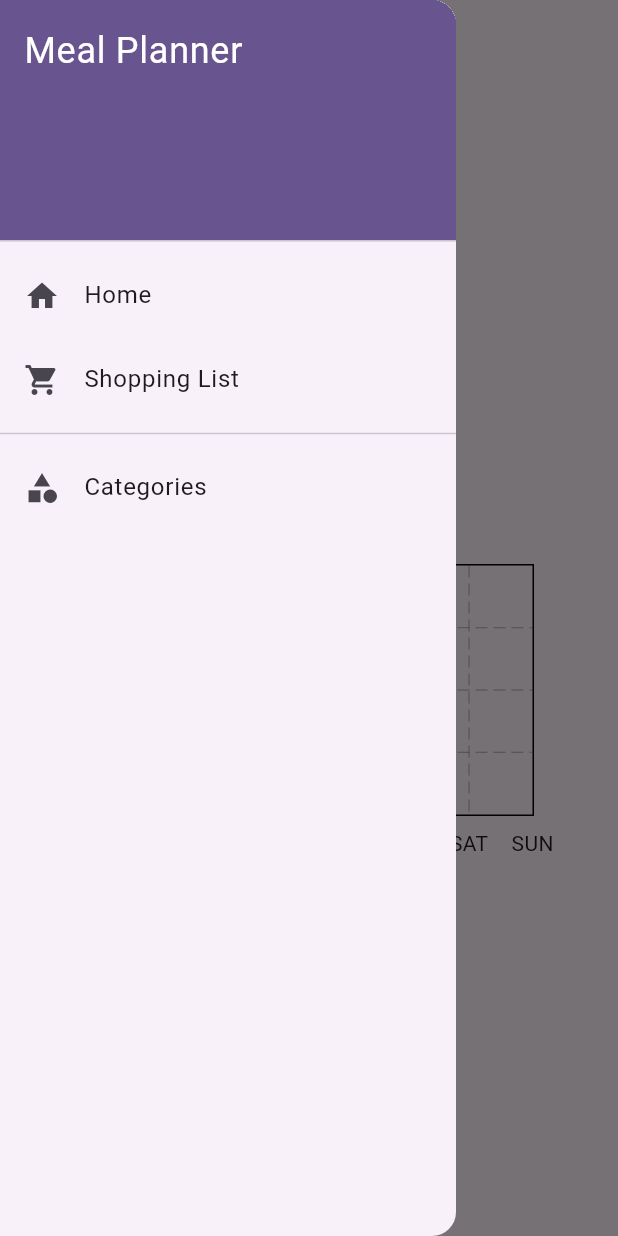
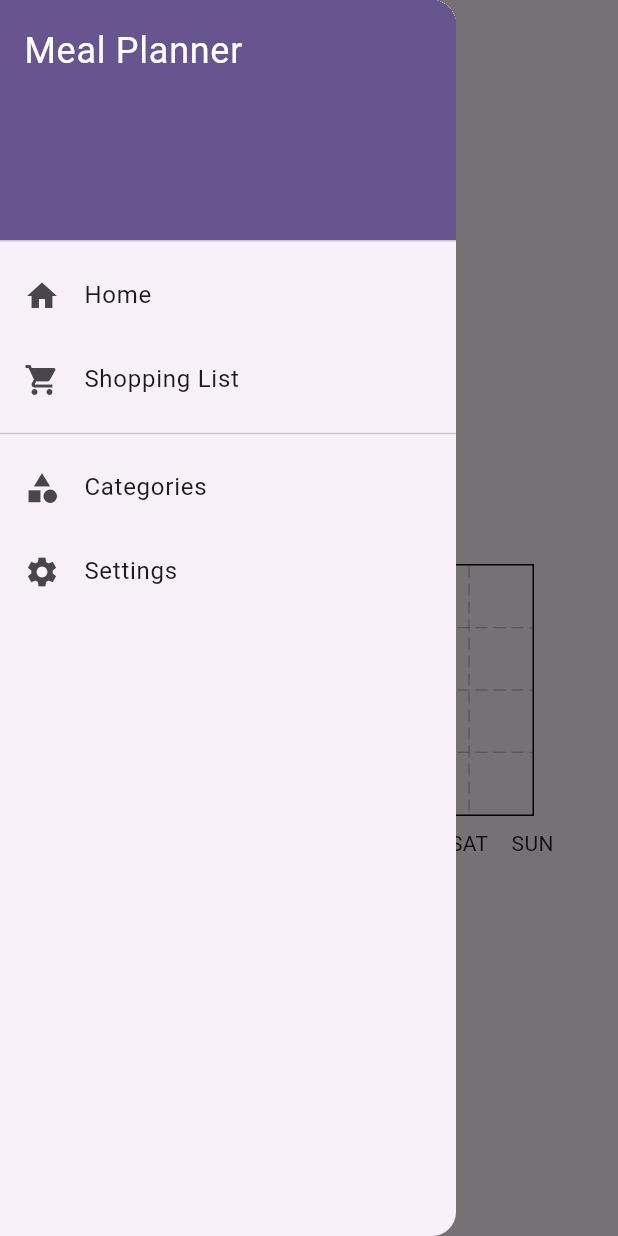
Before and after one commit to SETaP-Group-3A/Meal-Planner, a Flutter app: the screen it shows after launch, with the side drawer open, on a phone screen of 412 x 824 dp. Run offline on Flutter 3.47's test engine with Material 3 defaults, Android fonts, the phone set to English and light mode, and no system bars; drawn by our look-alikes of fl_chart.

Commit message:
Add Settings option to the navigation drawer

```diff
--- a/lib/main.dart
+++ b/lib/main.dart
@@ -89,6 +89,14 @@ class _MyHomePageState extends State<MyHomePage> {
                 Navigator.pushNamed(context, '/categories');
               },
             ),
+            ListTile(
+              leading: const Icon(Icons.settings),
+              title: const Text('Settings'),
+              onTap: () {
+                Navigator.pop(context);
+                Navigator.pushNamed(context, '/settings');
+              },
+            )
           ],
         ),
       ),
```
